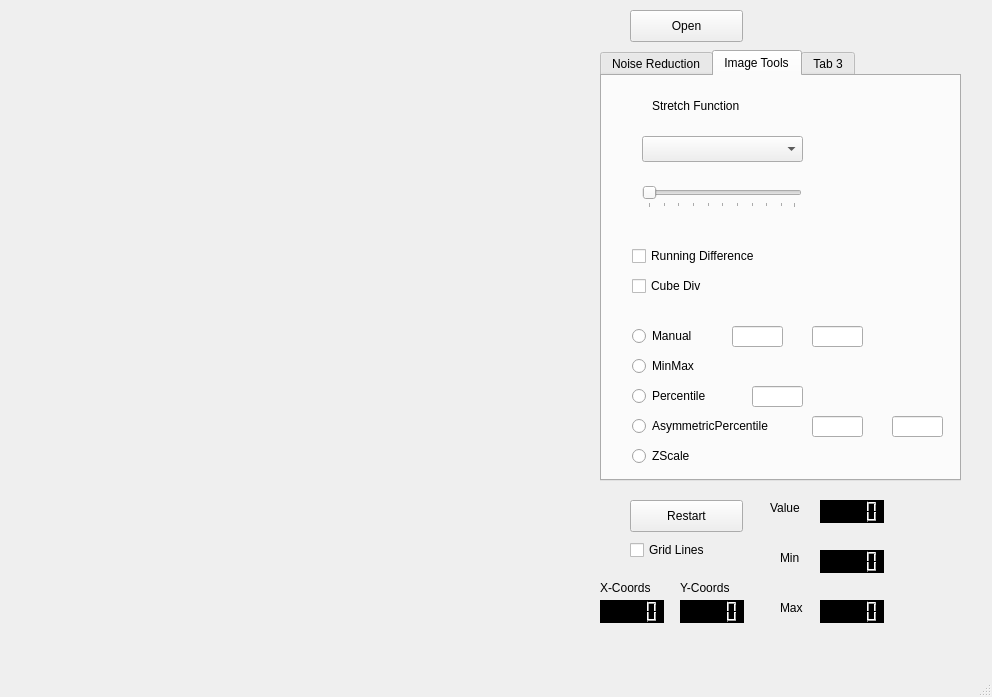
This is window.ui in Astro-Totzauer/sun_viewer as Qt 5 draws it before an edit. The edited form follows.
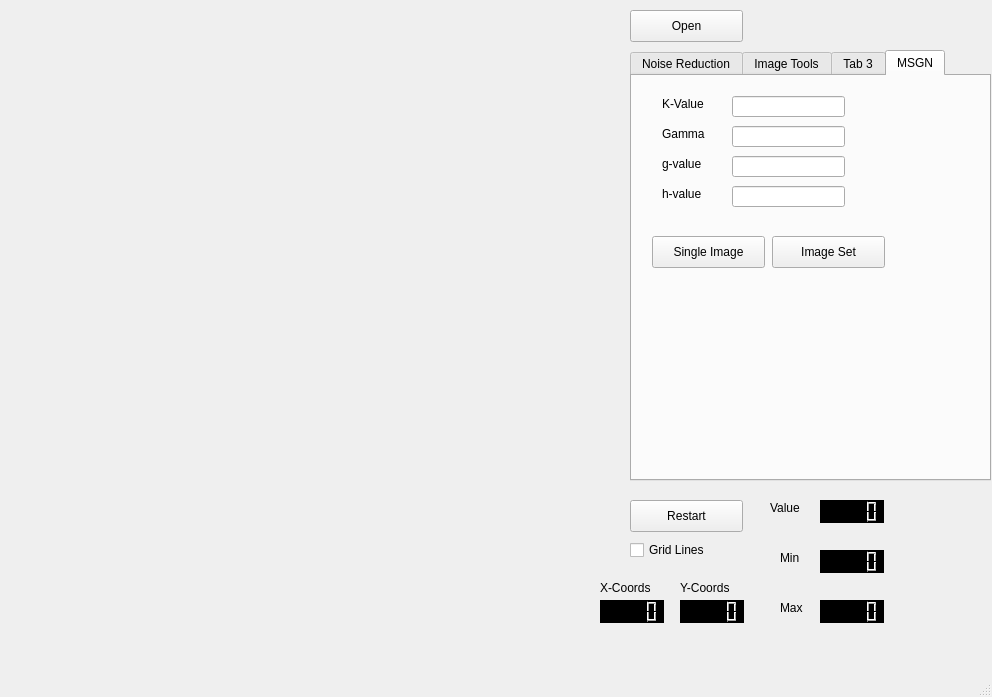
This is the edited form.

```diff
--- a/window.ui
+++ b/window.ui
@@ -48,14 +48,14 @@
    <widget class="QTabWidget" name="tabWidget">
     <property name="geometry">
      <rect>
-      <x>600</x>
+      <x>630</x>
       <y>50</y>
       <width>361</width>
       <height>431</height>
      </rect>
     </property>
     <property name="currentIndex">
-     <number>1</number>
+     <number>3</number>
     </property>
     <widget class="QWidget" name="tab">
      <attribute name="title">
@@ -428,6 +428,129 @@
       </property>
      </widget>
     </widget>
+    <widget class="QWidget" name="msgn_tab">
+     <attribute name="title">
+      <string>MSGN</string>
+     </attribute>
+     <widget class="QLineEdit" name="msgn_k_text">
+      <property name="geometry">
+       <rect>
+        <x>100</x>
+        <y>20</y>
+        <width>113</width>
+        <height>21</height>
+       </rect>
+      </property>
+     </widget>
+     <widget class="QLabel" name="msgn_k_label">
+      <property name="geometry">
+       <rect>
+        <x>30</x>
+        <y>20</y>
+        <width>60</width>
+        <height>16</height>
+       </rect>
+      </property>
+      <property name="text">
+       <string>K-Value</string>
+      </property>
+     </widget>
+     <widget class="QLineEdit" name="msgn_gamma_text">
+      <property name="geometry">
+       <rect>
+        <x>100</x>
+        <y>50</y>
+        <width>113</width>
+        <height>21</height>
+       </rect>
+      </property>
+     </widget>
+     <widget class="QLabel" name="msgn_gamma_label">
+      <property name="geometry">
+       <rect>
+        <x>30</x>
+        <y>50</y>
+        <width>60</width>
+        <height>16</height>
+       </rect>
+      </property>
+      <property name="text">
+       <string>Gamma</string>
+      </property>
+     </widget>
+     <widget class="QLabel" name="msgn_g_label">
+      <property name="geometry">
+       <rect>
+        <x>30</x>
+        <y>80</y>
+        <width>60</width>
+        <height>16</height>
+       </rect>
+      </property>
+      <property name="text">
+       <string>g-value</string>
+      </property>
+     </widget>
+     <widget class="QLabel" name="msgn_h_label">
+      <property name="geometry">
+       <rect>
+        <x>30</x>
+        <y>110</y>
+        <width>60</width>
+        <height>16</height>
+       </rect>
+      </property>
+      <property name="text">
+       <string>h-value</string>
+      </property>
+     </widget>
+     <widget class="QLineEdit" name="msgn_g_text">
+      <property name="geometry">
+       <rect>
+        <x>100</x>
+        <y>80</y>
+        <width>113</width>
+        <height>21</height>
+       </rect>
+      </property>
+     </widget>
+     <widget class="QLineEdit" name="msgn_h_text">
+      <property name="geometry">
+       <rect>
+        <x>100</x>
+        <y>110</y>
+        <width>113</width>
+        <height>21</height>
+       </rect>
+      </property>
+     </widget>
+     <widget class="QPushButton" name="msgn_single_imageButton">
+      <property name="geometry">
+       <rect>
+        <x>20</x>
+        <y>160</y>
+        <width>113</width>
+        <height>32</height>
+       </rect>
+      </property>
+      <property name="text">
+       <string>Single Image</string>
+      </property>
+     </widget>
+     <widget class="QPushButton" name="msgn_image_setButton">
+      <property name="geometry">
+       <rect>
+        <x>140</x>
+        <y>160</y>
+        <width>113</width>
+        <height>32</height>
+       </rect>
+      </property>
+      <property name="text">
+       <string>Image Set</string>
+      </property>
+     </widget>
+    </widget>
    </widget>
    <widget class="QLCDNumber" name="lcdX">
     <property name="geometry">
```
